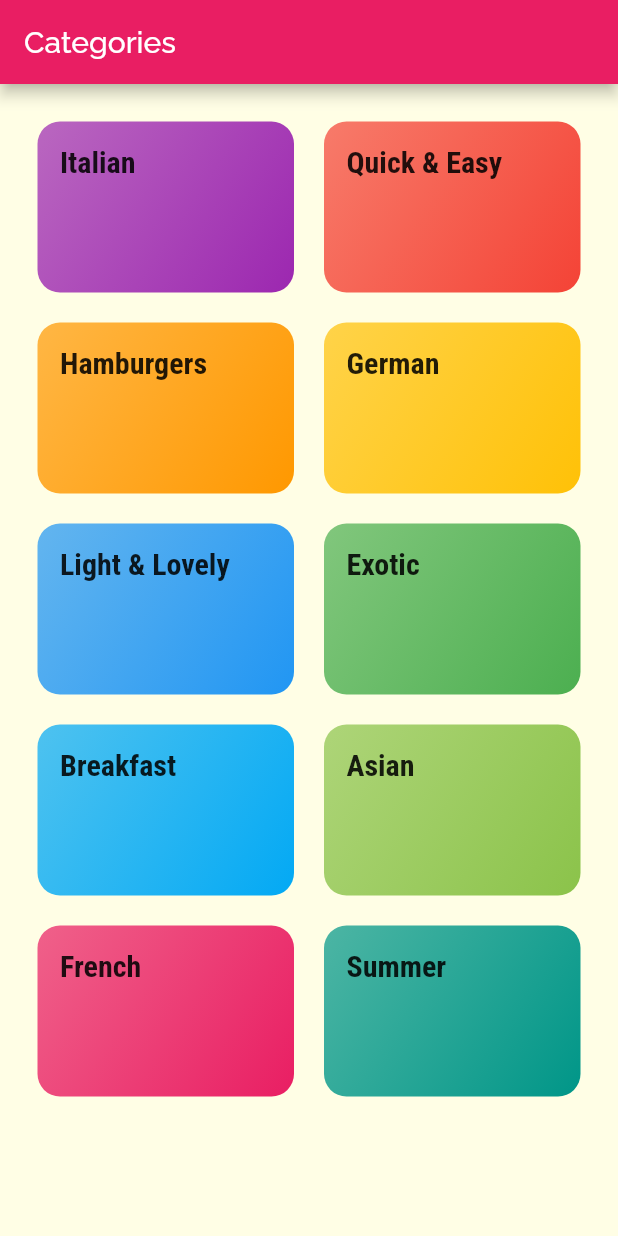
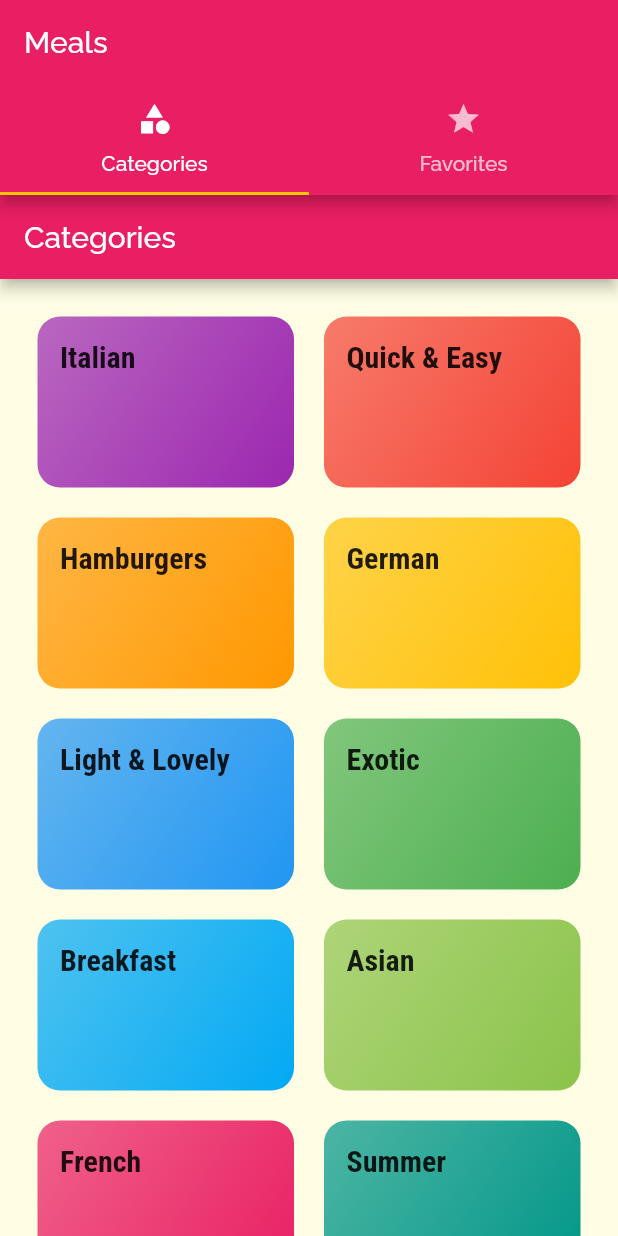
Before and after one commit to kyoobey/flutter_rev, a Flutter app: the screen it shows after launch, on a phone screen of 412 x 824 dp. Run offline on Flutter 3.47's test engine with Material 2 defaults, Android fonts, the phone set to English and light mode, and no system bars.

Commit message:
top tab, initial commit

```diff
--- a/4_recipes/lib/main.dart
+++ b/4_recipes/lib/main.dart
@@ -1,5 +1,6 @@
 import 'package:flutter/material.dart';
 
+import './screens/tabs_screen.dart';
 import './screens/meal_detail_screen.dart';
 import './screens/categories_screen.dart';
 import './screens/category_meals_screen.dart';
@@ -30,7 +31,7 @@ class App extends StatelessWidget {
 			//home: CategoriesScreen(),
 			initialRoute: '/',
 			routes: {
-				'/': (ctx) => CategoriesScreen(),
+				'/': (ctx) => TabsScreen(),
 				CategoryMealsScreen.routeName: (ctx) => CategoryMealsScreen(),
 				MealDetailScreen.routeName: (ctx) => MealDetailScreen()
 			},
--- /dev/null
+++ b/4_recipes/lib/screens/favorites_screen.dart
@@ -0,0 +1,11 @@
+import 'package:flutter/material.dart';
+
+
+class Favorites extends StatelessWidget {
+
+	@override
+	Widget build(BuildContext context) {
+		return Center(child: Text('Favorites'));
+	}
+
+}
--- /dev/null
+++ b/4_recipes/lib/screens/tabs_screen.dart
@@ -0,0 +1,33 @@
+import 'package:flutter/material.dart';
+
+import './categories_screen.dart';
+import './favorites_screen.dart';
+
+
+class TabsScreen extends StatefulWidget {
+
+	@override
+	_TabsScreenState createState() => _TabsScreenState();
+
+}
+
+
+class _TabsScreenState extends State<TabsScreen> {
+
+	@override
+	Widget build(BuildContext context) {
+		return DefaultTabController(length: 2, child: Scaffold(
+			appBar: AppBar(
+				title: Text('Meals'),
+				bottom: TabBar(tabs: [
+					Tab(icon: Icon(Icons.category), text: 'Categories'),
+					Tab(icon: Icon(Icons.star), text: 'Favorites')
+				])
+			),
+			body: TabBarView(children: [
+				CategoriesScreen(), Favorites()
+			])
+		));
+	}
+
+}
```
